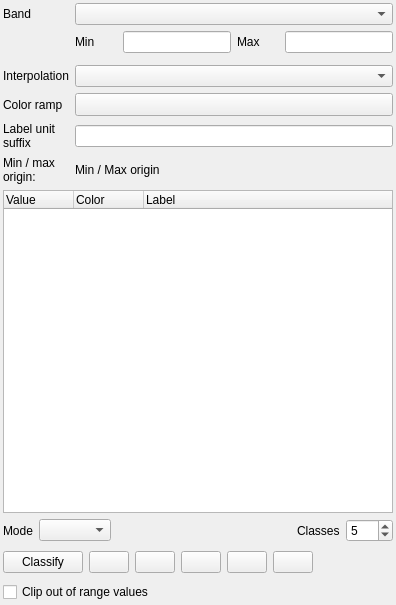
Qt form src/ui/qgssinglebandpseudocolorrendererwidgetbase.ui (qgis/QGIS) before a commit.
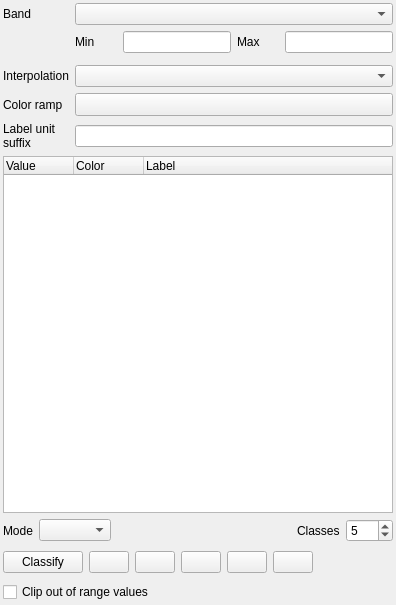
The same form after that commit. Icons and pictures are not drawn. Custom widgets are drawn as their Qt base class.

Diff of the .ui file:
```diff
--- a/src/ui/qgssinglebandpseudocolorrendererwidgetbase.ui
+++ b/src/ui/qgssinglebandpseudocolorrendererwidgetbase.ui
@@ -26,6 +26,46 @@
    <property name="bottomMargin">
     <number>3</number>
    </property>
+   <item row="6" column="0" colspan="5">
+    <widget class="QTreeWidget" name="mColormapTreeWidget">
+     <property name="sizePolicy">
+      <sizepolicy hsizetype="Expanding" vsizetype="Expanding">
+       <horstretch>0</horstretch>
+       <verstretch>0</verstretch>
+      </sizepolicy>
+     </property>
+     <property name="minimumSize">
+      <size>
+       <width>0</width>
+       <height>250</height>
+      </size>
+     </property>
+     <attribute name="headerDefaultSectionSize">
+      <number>70</number>
+     </attribute>
+     <attribute name="headerMinimumSectionSize">
+      <number>10</number>
+     </attribute>
+     <attribute name="headerStretchLastSection">
+      <bool>true</bool>
+     </attribute>
+     <column>
+      <property name="text">
+       <string>Value</string>
+      </property>
+     </column>
+     <column>
+      <property name="text">
+       <string>Color</string>
+      </property>
+     </column>
+     <column>
+      <property name="text">
+       <string>Label</string>
+      </property>
+     </column>
+    </widget>
+   </item>
    <item row="4" column="1" colspan="4">
     <widget class="QgsColorRampButton" name="btnColorRamp">
      <property name="sizePolicy">
@@ -60,12 +100,12 @@
    </item>
    <item row="1" column="1">
     <widget class="QLabel" name="mMinLabel">
-       <property name="sizePolicy">
-        <sizepolicy hsizetype="MinimumExpanding" vsizetype="Fixed">
-         <horstretch>0</horstretch>
-         <verstretch>0</verstretch>
-        </sizepolicy>
-       </property>
+     <property name="sizePolicy">
+      <sizepolicy hsizetype="MinimumExpanding" vsizetype="Fixed">
+       <horstretch>0</horstretch>
+       <verstretch>0</verstretch>
+      </sizepolicy>
+     </property>
      <property name="text">
       <string>Min</string>
      </property>
@@ -74,6 +114,9 @@
    <item row="3" column="1" colspan="4">
     <widget class="QComboBox" name="mColorInterpolationComboBox"/>
    </item>
+   <item row="0" column="1" colspan="4">
+    <widget class="QComboBox" name="mBandComboBox"/>
+   </item>
    <item row="0" column="0">
     <widget class="QLabel" name="mBandLabel">
      <property name="text">
@@ -81,17 +124,14 @@
      </property>
     </widget>
    </item>
-   <item row="0" column="1" colspan="4">
-    <widget class="QComboBox" name="mBandComboBox"/>
-   </item>
    <item row="1" column="3">
     <widget class="QLabel" name="mMaxLabel">
-       <property name="sizePolicy">
-        <sizepolicy hsizetype="MinimumExpanding" vsizetype="Fixed">
-         <horstretch>0</horstretch>
-         <verstretch>0</verstretch>
-        </sizepolicy>
-       </property>
+     <property name="sizePolicy">
+      <sizepolicy hsizetype="MinimumExpanding" vsizetype="Fixed">
+       <horstretch>0</horstretch>
+       <verstretch>0</verstretch>
+      </sizepolicy>
+     </property>
      <property name="text">
       <string>Max</string>
      </property>
@@ -104,7 +144,7 @@
      </property>
     </widget>
    </item>
-   <item row="9" column="0" colspan="5">
+   <item row="8" column="0" colspan="5">
     <layout class="QHBoxLayout" name="horizontalLayout_3">
      <item>
       <widget class="QPushButton" name="mClassifyButton">
@@ -183,28 +223,10 @@
      </item>
     </layout>
    </item>
-   <item row="6" column="0">
-    <widget class="QLabel" name="label_2">
-     <property name="text">
-      <string>Min / max 
-origin:</string>
-     </property>
-    </widget>
+   <item row="1" column="2">
+    <widget class="QLineEdit" name="mMinLineEdit"/>
    </item>
-   <item row="6" column="1" colspan="4">
-    <widget class="QLabel" name="mMinMaxOriginLabel">
-     <property name="sizePolicy">
-      <sizepolicy hsizetype="Expanding" vsizetype="Preferred">
-       <horstretch>0</horstretch>
-       <verstretch>0</verstretch>
-      </sizepolicy>
-     </property>
-     <property name="text">
-      <string>Min / Max origin</string>
-     </property>
-    </widget>
-   </item>
-   <item row="10" column="0" colspan="5">
+   <item row="9" column="0" colspan="5">
     <widget class="QCheckBox" name="mClipCheckBox">
      <property name="toolTip">
       <string>If checked, any pixels with a value out of range will not be rendered</string>
@@ -214,10 +236,7 @@
      </property>
     </widget>
    </item>
-   <item row="1" column="2">
-    <widget class="QLineEdit" name="mMinLineEdit"/>
-   </item>
-   <item row="8" column="0" colspan="5">
+   <item row="7" column="0" colspan="5">
     <layout class="QHBoxLayout" name="horizontalLayout_5">
      <item>
       <widget class="QLabel" name="mClassificationModeLabel">
@@ -257,12 +276,12 @@
          <verstretch>0</verstretch>
         </sizepolicy>
        </property>
-       <property name="maximum">
-        <number>255</number>
-       </property>
        <property name="minimum">
         <number>2</number>
        </property>
+       <property name="maximum">
+        <number>255</number>
+       </property>
        <property name="value">
         <number>5</number>
        </property>
@@ -270,49 +289,6 @@
      </item>
     </layout>
    </item>
-   <item row="2" column="0" colspan="5">
-    <widget class="QWidget" name="mMinMaxContainerWidget" native="true"/>
-   </item>
-   <item row="7" column="0" colspan="5">
-    <widget class="QTreeWidget" name="mColormapTreeWidget">
-     <property name="sizePolicy">
-      <sizepolicy hsizetype="Expanding" vsizetype="Expanding">
-       <horstretch>0</horstretch>
-       <verstretch>0</verstretch>
-      </sizepolicy>
-     </property>
-     <property name="minimumSize">
-      <size>
-       <width>0</width>
-       <height>250</height>
-      </size>
-     </property>
-     <attribute name="headerDefaultSectionSize">
-      <number>70</number>
-     </attribute>
-     <attribute name="headerMinimumSectionSize">
-      <number>10</number>
-     </attribute>
-     <attribute name="headerStretchLastSection">
-      <bool>true</bool>
-     </attribute>
-     <column>
-      <property name="text">
-       <string>Value</string>
-      </property>
-     </column>
-     <column>
-      <property name="text">
-       <string>Color</string>
-      </property>
-     </column>
-     <column>
-      <property name="text">
-       <string>Label</string>
-      </property>
-     </column>
-    </widget>
-   </item>
    <item row="5" column="1" colspan="4">
     <widget class="QLineEdit" name="mUnitLineEdit">
      <property name="toolTip">
@@ -320,6 +296,9 @@
      </property>
     </widget>
    </item>
+   <item row="2" column="0" colspan="5">
+    <widget class="QWidget" name="mMinMaxContainerWidget" native="true"/>
+   </item>
    <item row="5" column="0">
     <widget class="QLabel" name="mUnitLabel">
      <property name="text">
```
